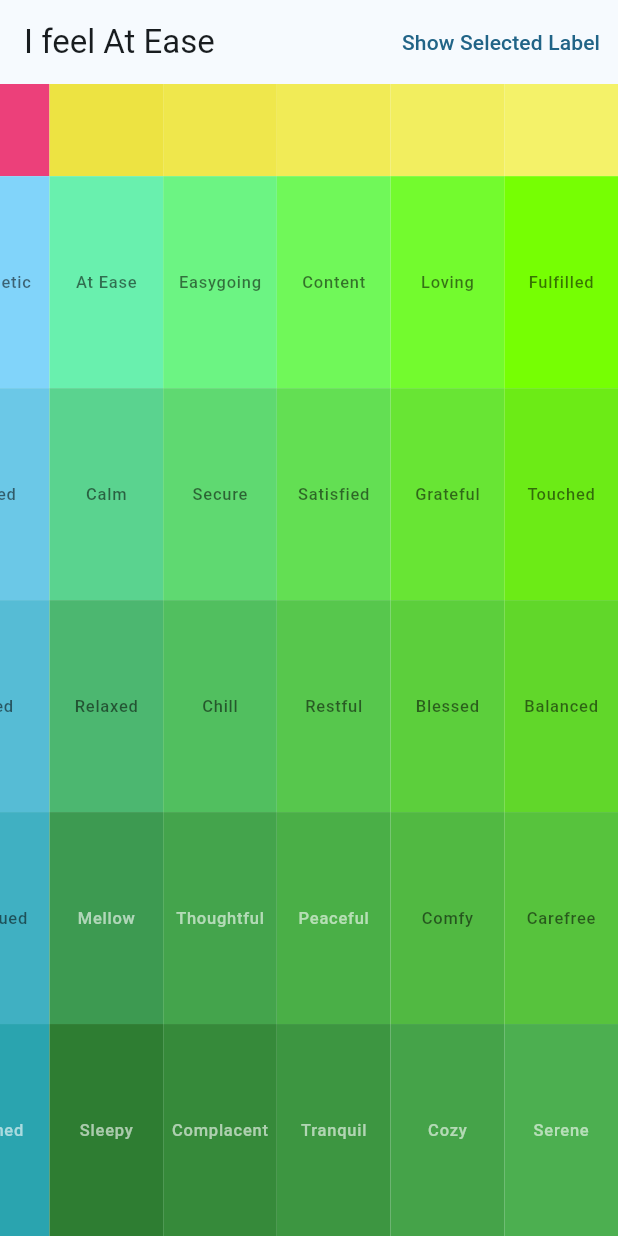
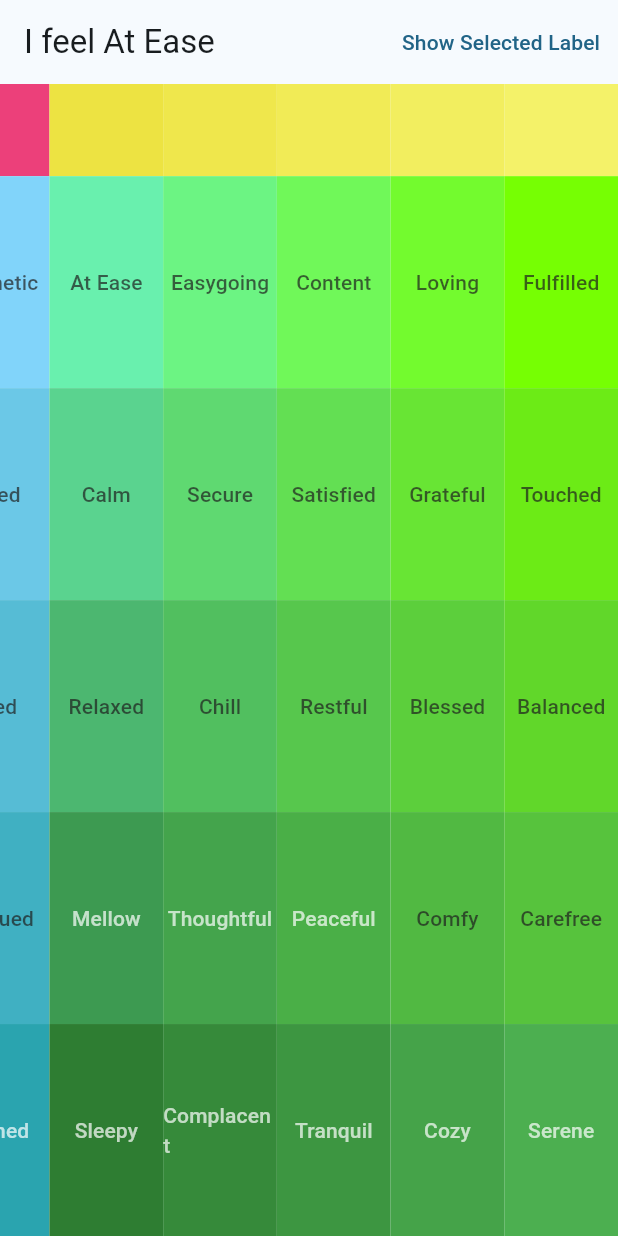
Before and after one commit to ShakyaCsun/mood_meter_picker, a Flutter app: the screen it shows after launch, item 2 of the bottom bar chosen, on a phone screen of 412 x 824 dp. Run offline on Flutter 3.47's test engine with Material 2 defaults, Android fonts, the phone set to English and light mode, and no system bars; our stand-ins replace bloc, equatable, flutter_bloc, freezed_annotation; missing offline and left inert: flutter_portal.

Commit message:
create & use ThemedTextStyle for labels styles

```diff
--- a/example/lib/main.dart
+++ b/example/lib/main.dart
@@ -42,7 +42,8 @@ class _HomePageState extends State<HomePage> {
       appBar: AppBar(
         title: Text('I feel $emotion'),
         actions: [
-          TextButton(
+          Center(
+            child: TextButton(
               onPressed: () {
                 setState(() {
                   showOnlySelected = !showOnlySelected;
@@ -51,12 +52,25 @@ class _HomePageState extends State<HomePage> {
               child: Text(
                 showOnlySelected ? 'Show All Labels' : 'Show Selected Label',
               ),
+            ),
           )
         ],
       ),
       body: MoodMeterPicker(
         initialMoodPiece: MoodPiece.fromName('Hopeful'),
         onlyShowSelected: showOnlySelected,
+        selectedTextStyle: ThemedTextStyle.fromColors(
+          Theme.of(context).textTheme.titleMedium!.copyWith(
+                decoration: TextDecoration.underline,
+              ),
+          dark: const Color(0xFFFFFFFF),
+          light: const Color(0xFF1E1E1E),
+        ),
+        unselectedTextStyle: ThemedTextStyle.fromColors(
+          Theme.of(context).textTheme.labelLarge!,
+          dark: const Color(0xFFFFFFFF).withOpacity(0.7),
+          light: const Color(0xFF1E1E1E).withOpacity(0.7),
+        ),
         onMoodSelectionChanged: (moodPiece) {
           setState(() {
             emotion = moodPiece.moodName;
--- a/lib/src/data/user_customizable_settings.dart
+++ b/lib/src/data/user_customizable_settings.dart
@@ -1,4 +1,4 @@
-import 'package:flutter/material.dart';
+import 'package:mood_meter_picker/mood_meter_picker.dart';
 
 class UserCustomizableSettings {
   UserCustomizableSettings({
@@ -7,9 +7,9 @@ class UserCustomizableSettings {
     required this.onlyShowSelected,
   });
 
-  final TextStyle? unselectedTextStyle;
+  final ThemedTextStyle? unselectedTextStyle;
 
-  final TextStyle? selectedTextStyle;
+  final ThemedTextStyle? selectedTextStyle;
 
   final bool onlyShowSelected;
 }
--- a/lib/src/mood_meter_picker.dart
+++ b/lib/src/mood_meter_picker.dart
@@ -10,6 +10,58 @@ import 'package:mood_meter_picker/src/widgets/animated_overflow_box_align.dart';
 import 'package:mood_meter_picker/src/widgets/my_hit_test_target.dart';
 
 typedef MoodPieceSelectionCallback = void Function(MoodPiece moodPiece);
+
+/// {@template themed_text_style}
+/// Class to hold [TextStyle]s for dark and light themes.
+///
+/// Required [TextStyle] can be accessed using [getValue] method.
+/// {@endtemplate}
+class ThemedTextStyle {
+  /// {@macro themed_text_style}
+  ThemedTextStyle({required this.dark, required this.light});
+
+  /// Constructs [ThemedTextStyle] from given [textStyle] varying only in
+  /// Color.
+  ///
+  /// This is the preferred way of creating [ThemedTextStyle].
+  ///
+  /// {@macro themed_text_style}
+  ThemedTextStyle.fromColors(
+    TextStyle textStyle, {
+
+    /// Text color to use if background is dark
+    required Color dark,
+
+    /// Text color to use if background is light
+    required Color light,
+  })  : dark = textStyle.copyWith(color: dark),
+        light = textStyle.copyWith(color: light);
+
+  /// Constructs [ThemedTextStyle] where both [dark] and [light] have
+  /// same [textStyle].
+  ///
+  /// This is not recommended.
+  ///
+  /// {@macro themed_text_style}
+  ThemedTextStyle.all(TextStyle textStyle)
+      : dark = textStyle,
+        light = textStyle;
+
+  /// [TextStyle] for when background is dark.
+  final TextStyle dark;
+
+  /// [TextStyle] for when background is light.
+  final TextStyle light;
+
+  TextStyle getValue(Brightness brightness) {
+    switch (brightness) {
+      case Brightness.dark:
+        return dark;
+      case Brightness.light:
+        return light;
+    }
+  }
+}
 
 class MoodMeterPicker extends StatelessWidget {
   const MoodMeterPicker({
@@ -26,15 +78,19 @@ class MoodMeterPicker extends StatelessWidget {
   final MoodQuadrant? initialMoodQuadrant;
   final MoodPieceSelectionCallback onMoodSelectionChanged;
 
-  /// [TextStyle] for unselected [MoodPiece] tile.
+  /// [ThemedTextStyle] for unselected [MoodPiece] tile.
   ///
-  /// Defaults to [Theme.of(context).textTheme.labelSmall]
-  final TextStyle? unselectedTextStyle;
+  /// Defaults to [Theme.of(context).textTheme.labelMedium] with
+  /// [Colors.white60] for [ThemedTextStyle.dark] and
+  /// [Colors.black54] for [ThemedTextStyle.light].
+  final ThemedTextStyle? unselectedTextStyle;
 
-  /// [TextStyle] for unselected [MoodPiece] tile.
+  /// [ThemedTextStyle] for unselected [MoodPiece] tile.
   ///
-  /// Defaults to [Theme.of(context).textTheme.bodyLarge]
-  final TextStyle? selectedTextStyle;
+  /// Defaults to [Theme.of(context).textTheme.bodyLarge] with
+  /// [Colors.white] for [ThemedTextStyle.dark] and
+  /// [Colors.black] for [ThemedTextStyle.light].
+  final ThemedTextStyle? selectedTextStyle;
 
   /// Only show mood name label on selected [MoodPiece] tile.
   final bool onlyShowSelected;
@@ -266,19 +322,22 @@ class _MoodPieceButton extends StatelessWidget {
             moodPiece.color,
           );
           final userSettings = context.read<UserCustomizableSettings>();
-          final selectedTextStyle = userSettings.selectedTextStyle ??
-              Theme.of(context).textTheme.bodyLarge?.copyWith(
-                    color: colorBrightness == Brightness.dark
-                        ? Colors.white
-                        : Colors.black,
-                  );
+          final textTheme = Theme.of(context).textTheme;
+          final selectedTextStyle =
+              userSettings.selectedTextStyle?.getValue(colorBrightness) ??
+                  ThemedTextStyle.fromColors(
+                    textTheme.bodyLarge ?? const TextStyle(),
+                    dark: Colors.white,
+                    light: Colors.black,
+                  ).getValue(colorBrightness);
 
-          final unselectedTextStyle = userSettings.unselectedTextStyle ??
-              Theme.of(context).textTheme.labelSmall?.copyWith(
-                    color: colorBrightness == Brightness.dark
-                        ? Colors.white60
-                        : Colors.black54,
-                  );
+          final unselectedTextStyle =
+              userSettings.unselectedTextStyle?.getValue(colorBrightness) ??
+                  ThemedTextStyle.fromColors(
+                    textTheme.labelMedium ?? const TextStyle(),
+                    dark: Colors.white60,
+                    light: Colors.black54,
+                  ).getValue(colorBrightness);
           return PortalTarget(
             visible: isSelected,
             anchor: moodPiece.alignedAnchor,
```
Lines whose indentation alone changed are shown as unchanged.
